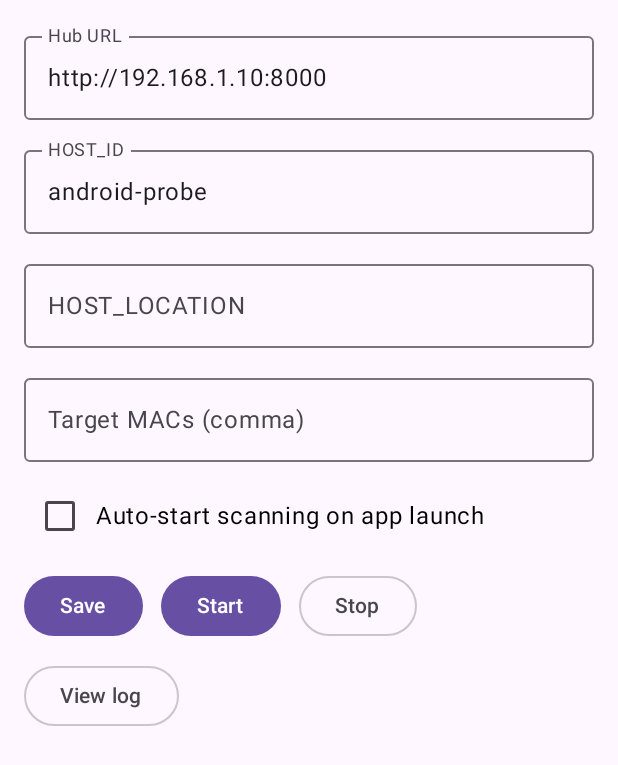
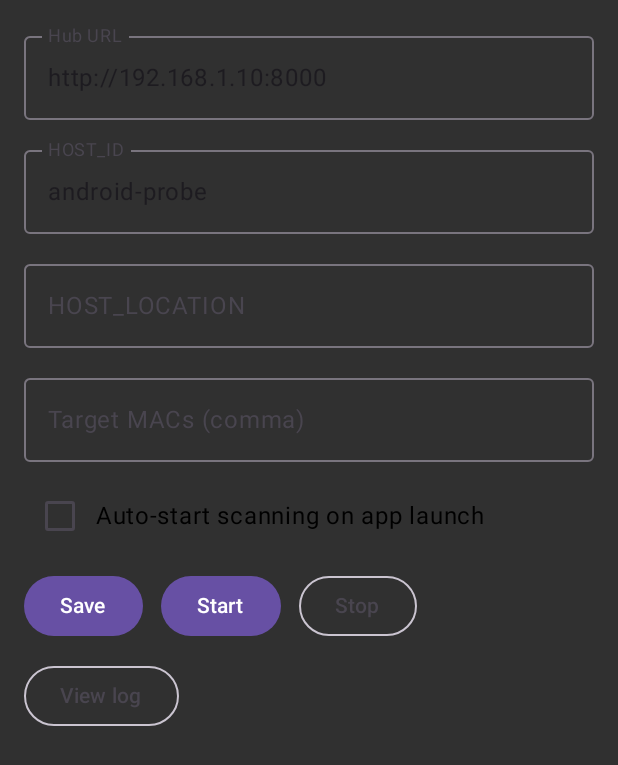
Before and after one commit to ujaklic-cpu/bt-watch, an Android app built with Jetpack Compose: the screen it shows after launch (MainActivity), on a phone screen of 412 x 824 dp. Shown: the top 765 px of the screen. Run offline under Robolectric (Android 15) with nearby library versions, the phone set to English and light mode, and no system bars.

Commit message:
Fix Android build: use platform theme instead of unavailable Material3 (#15)
* Initial plan

* Fix Android build by updating themes.xml to use platform Material theme

Co-authored-by: ujaklic-cpu <231000361+ujaklic-cpu@users.noreply.github.com>

* Remove deprecated package attribute from AndroidManifest.xml

Co-authored-by: ujaklic-cpu <231000361+ujaklic-cpu@users.noreply.github.com>

* Update theme to support dark mode

Co-authored-by: ujaklic-cpu <231000361+ujaklic-cpu@users.noreply.github.com>

* Fix status bar color to respect dark mode

Co-authored-by: ujaklic-cpu <231000361+ujaklic-cpu@users.noreply.github.com>

---------

Co-authored-by: copilot-swe-agent[bot] <198982749+Copilot@users.noreply.github.com>
Co-authored-by: ujaklic-cpu <231000361+ujaklic-cpu@users.noreply.github.com>

```diff
--- a/android-app/app/src/main/AndroidManifest.xml
+++ b/android-app/app/src/main/AndroidManifest.xml
@@ -1,5 +1,4 @@
-<manifest xmlns:android="http://schemas.android.com/apk/res/android"
-    package="net.jaklic.btwatch">
+<manifest xmlns:android="http://schemas.android.com/apk/res/android">
 
     <uses-permission android:name="android.permission.BLUETOOTH" />
     <uses-permission android:name="android.permission.BLUETOOTH_ADMIN" />
--- a/android-app/app/src/main/res/values/themes.xml
+++ b/android-app/app/src/main/res/values/themes.xml
@@ -1,5 +1,5 @@
 <resources xmlns:tools="http://schemas.android.com/tools">
-    <style name="Theme.BtWatch" parent="Theme.Material3.DayNight.NoActionBar">
-        <item name="android:statusBarColor" tools:targetApi="l">?attr/colorSurface</item>
+    <style name="Theme.BtWatch" parent="android:Theme.Material.NoActionBar">
+        <item name="android:statusBarColor" tools:targetApi="l">?android:attr/colorBackground</item>
     </style>
 </resources>
```
